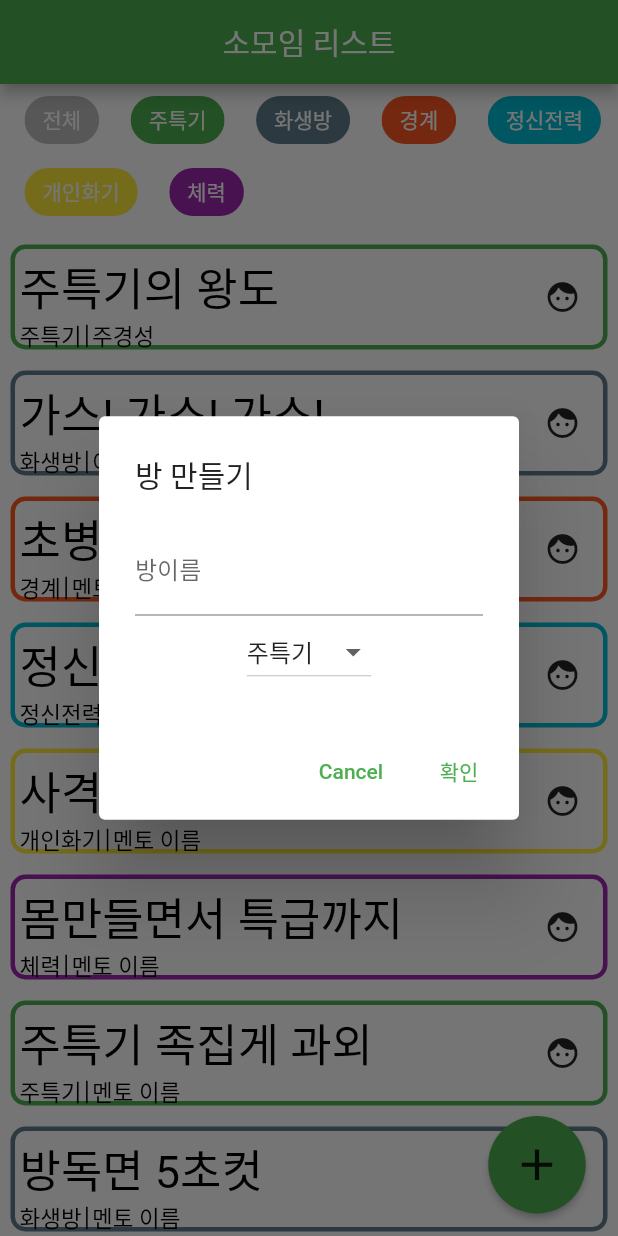
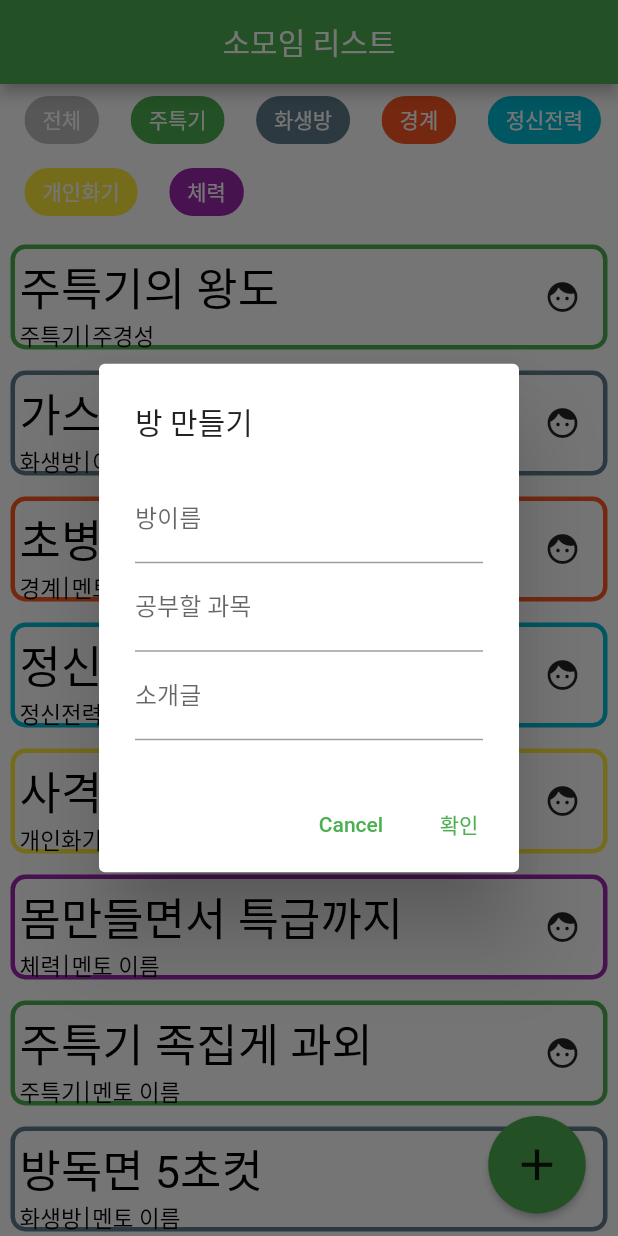
Before and after one commit to ZeVicTech/APP_BestWarrior_Warrior, a Flutter app: the RoomListPage screen opened directly, after a tap on the "add" icon, on a phone screen of 412 x 824 dp. Run offline on Flutter 3.47's test engine with Material 2 defaults, Android fonts, the phone set to English and light mode, and no system bars; our stand-ins replace cloud_firestore, firebase_auth, firebase_core, firebase_database, font_awesome_flutter, table_calendar; accounts and stored records are empty; project files that could hold a hidden picture were left out.

Commit message:
모임정보 연동

```diff
--- a/APP(Android)/best_warrior/lib/component/profile_tab.dart
+++ b/APP(Android)/best_warrior/lib/component/profile_tab.dart
@@ -63,15 +63,15 @@ class _ProfileTabState extends State<ProfileTab>
   }
 
   List<Widget> _roomList = [
-    Room('주특기의 왕도', '주특기', '주경성', 0),
-    Room('가스! 가스! 가스!', '화생방', '이정호', 1),
-    Room('초병의 권한 맛좀 볼래', '경계', '멘토 이름', 2),
-    Room('정신무장', '정신전력', '멘토 이름', 3),
-    Room('사격 만발의 길', '개인화기', '멘토 이름', 4),
-    Room('몸만들면서 특급까지', '체력', '멘토 이름', 5),
-    Room('주특기 족집게 과외', '주특기', '멘토 이름', 0),
-    Room('방독면 5초컷', '화생방', '멘토 이름', 1),
-    Room('경계의 신', '경계', '멘토 이름', 2),
+    Room('주특기의 왕도', '주특기', '주경성', 1,"잘해봐요"),
+    Room('가스! 가스! 가스!', '화생방', '이정호', 2,"열심히 하는사람만"),
+    Room('초병의 권한 맛좀 볼래', '경계', '멘토 이름', 3,"화이팅 해봅시다"),
+    Room('정신무장', '정신전력', '멘토 이름', 4,"안녕하세요 정신무장"),
+    Room('사격 만발의 길', '개인화기', '멘토 이름', 5,"안녕하세요 사격만발의 길"),
+    Room('몸만들면서 특급까지', '체력', '멘토 이름', 6,"안녕하세요 특급"),
+    Room('주특기 족집게 과외', '주특기', '멘토 이름', 1,"안녕하세요"),
+    Room('방독면 5초컷', '화생방', '멘토 이름', 2,"안녕하세요"),
+    Room('경계의 신', '경계', '멘토 이름', 3,"안녕하세요"),
   ];
 
 
--- a/APP(Android)/best_warrior/lib/component/room.dart
+++ b/APP(Android)/best_warrior/lib/component/room.dart
@@ -10,7 +10,8 @@ class Room extends StatelessWidget {
   String _subject = '병기본 과목 이름';
   String _mentor = '멘토 이름';
   int subjectCode;
-  Room(this._name, this._subject, this._mentor, this.subjectCode);
+  String introduce;
+  Room(this._name, this._subject, this._mentor, this.subjectCode, this.introduce);
 
   @override
   Widget build(BuildContext context) {
--- a/APP(Android)/best_warrior/lib/pages/room_list_page.dart
+++ b/APP(Android)/best_warrior/lib/pages/room_list_page.dart
@@ -1,9 +1,11 @@
 import 'package:best_warrior/component/room.dart';
+import 'package:firebase_database/firebase_database.dart';
 import 'package:flutter/material.dart';
 import 'package:flutter/painting.dart';
 import 'package:flutter/src/widgets/container.dart';
 import 'package:flutter/src/widgets/framework.dart';
 import 'package:flutter/widgets.dart';
+import 'package:best_warrior/component/User.dart';
 
 class RoomListPage extends StatefulWidget {
   const RoomListPage({super.key});
@@ -15,6 +17,11 @@ class RoomListPage extends StatefulWidget {
 class _RoomListPageState extends State<RoomListPage> {
   int selectedIndex = 0; //전체방을 보기위한 인덱스
   final TextEditingController _controller_rname = TextEditingController();
+  final TextEditingController _controller_study = TextEditingController();
+  final TextEditingController _controller_intdc = TextEditingController();
+  DatabaseReference ref = FirebaseDatabase.instance.ref("ROOM");
+  User user = User();
+
   List<String> dropdownList = ['주특기', '화생방', '경계', '정신전력', '개인화기', '체력'];
   String selectedDropdown = '주특기';
 
@@ -29,15 +36,15 @@ class _RoomListPageState extends State<RoomListPage> {
   ];
 
   List<Room> _roomList = [
-    Room('주특기의 왕도', '주특기', '주경성', 1),
-    Room('가스! 가스! 가스!', '화생방', '이정호', 2),
-    Room('초병의 권한 맛좀 볼래', '경계', '멘토 이름', 3),
-    Room('정신무장', '정신전력', '멘토 이름', 4),
-    Room('사격 만발의 길', '개인화기', '멘토 이름', 5),
-    Room('몸만들면서 특급까지', '체력', '멘토 이름', 6),
-    Room('주특기 족집게 과외', '주특기', '멘토 이름', 1),
-    Room('방독면 5초컷', '화생방', '멘토 이름', 2),
-    Room('경계의 신', '경계', '멘토 이름', 3),
+    Room('주특기의 왕도', '주특기', '주경성', 1,"잘해봐요"),
+    Room('가스! 가스! 가스!', '화생방', '이정호', 2,"열심히 하는사람만"),
+    Room('초병의 권한 맛좀 볼래', '경계', '멘토 이름', 3,"화이팅 해봅시다"),
+    Room('정신무장', '정신전력', '멘토 이름', 4,"안녕하세요 정신무장"),
+    Room('사격 만발의 길', '개인화기', '멘토 이름', 5,"안녕하세요 사격만발의 길"),
+    Room('몸만들면서 특급까지', '체력', '멘토 이름', 6,"안녕하세요 특급"),
+    Room('주특기 족집게 과외', '주특기', '멘토 이름', 1,"안녕하세요"),
+    Room('방독면 5초컷', '화생방', '멘토 이름', 2,"안녕하세요"),
+    Room('경계의 신', '경계', '멘토 이름', 3,"안녕하세요"),
   ];
 
   @override
@@ -88,22 +95,16 @@ class _RoomListPageState extends State<RoomListPage> {
                                               decoration: InputDecoration(
                                                 labelText: "방이름",
                                               )),
-                                          DropdownButton(
-                                            //과목이름
-                                            value: selectedDropdown,
-                                            items:
-                                                dropdownList.map((String item) {
-                                              return DropdownMenuItem<String>(
-                                                child: Text('$item'),
-                                                value: item,
-                                              );
-                                            }).toList(),
-                                            onChanged: (dynamic value) {
-                                              setState(() {
-                                                selectedDropdown = value;
-                                              });
-                                            },
-                                          ),
+                                          TextField(
+                                              controller: _controller_study,
+                                              decoration: InputDecoration(
+                                                labelText: "공부할 과목",
+                                              )),
+                                          TextField(
+                                              controller: _controller_intdc,
+                                              decoration: InputDecoration(
+                                                labelText: "소개글",
+                                              )),
                                         ]),
                                     actions: [
                                       TextButton(
@@ -112,56 +113,7 @@ class _RoomListPageState extends State<RoomListPage> {
                                           Navigator.of(context).pop();
                                         },
                                       ),
-                                      TextButton(
-                                        child: const Text('확인'),
-                                        onPressed: () {
-                                          switch (selectedDropdown) {
-                                            case "주특기":
-                                              _roomList.add(Room(
-                                                  _controller_rname.text,
-                                                  selectedDropdown,
-                                                  "엄득용",
-                                                  1));
-                                              break;
-                                            case "화생방":
-                                              _roomList.add(Room(
-                                                  _controller_rname.text,
-                                                  selectedDropdown,
-                                                  "엄득용",
-                                                  2));
-                                              break;
-                                            case "경계":
-                                              _roomList.add(Room(
-                                                  _controller_rname.text,
-                                                  selectedDropdown,
-                                                  "엄득용",
-                                                  3));
-                                              break;
-                                            case "정신전력":
-                                              _roomList.add(Room(
-                                                  _controller_rname.text,
-                                                  selectedDropdown,
-                                                  "엄득용",
-                                                  4));
-                                              break;
-                                            case "개인화기":
-                                              _roomList.add(Room(
-                                                  _controller_rname.text,
-                                                  selectedDropdown,
-                                                  "엄득용",
-                                                  5));
-                                              break;
-                                            case "체력":
-                                              _roomList.add(Room(
-                                                  _controller_rname.text,
-                                                  selectedDropdown,
-                                                  "엄득용",
-                                                  6));
-                                              break;
-                                          }
-                                          Navigator.of(context).pop();
-                                        },
-                                      ),
+                                      setrooms() //방정보 저장
                                     ],
                                   );
                                 });
@@ -205,6 +157,73 @@ class _RoomListPageState extends State<RoomListPage> {
     }
     return rooms;
   }
+
+  Future<void> createroom(snapshot) async {
+    await ref.update({
+      _controller_rname.text: {
+        "방이름": _controller_rname.text,
+        "과목": _controller_study.text,
+        "멘토이름": snapshot.data[2],
+        "소개글":_controller_intdc.text
+      }
+    });
+  }
+
+  Widget setrooms() {
+    return FutureBuilder(
+        future: user.userinfo(),
+        builder: (BuildContext context, AsyncSnapshot snapshot) {
+          //해당 부분은 data를 아직 받아 오지 못했을 때 실행되는 부분
+          if (snapshot.hasData == false) {
+            return CircularProgressIndicator(); // CircularProgressIndicator : 로딩 에니메이션
+          } else {
+            return TextButton(
+              child: const Text('확인'),
+              onPressed: () {
+                switch (_controller_study.text) {
+                  case "주특기":
+                    _roomList.add(Room(_controller_rname.text,
+                        _controller_study.text, snapshot.data[2], 1,_controller_intdc.text));
+                    createroom(snapshot);
+                    Navigator.of(context).pop();
+                    break;
+                  case "화생방":
+                    _roomList.add(Room(_controller_rname.text,
+                        _controller_study.text, snapshot.data[2], 2,_controller_intdc.text));
+                    createroom(snapshot);
+                    Navigator.of(context).pop();
+                    break;
+                  case "경계":
+                    _roomList.add(Room(_controller_rname.text,
+                        _controller_study.text, snapshot.data[2], 3,_controller_intdc.text));
+                    createroom(snapshot);
+                    Navigator.of(context).pop();
+                    break;
+                  case "정신전력":
+                    _roomList.add(Room(_controller_rname.text,
+                        _controller_study.text, snapshot.data[2], 4,_controller_intdc.text));
+                    createroom(snapshot);
+                    Navigator.of(context).pop();
+                    break;
+                  case "개인화기":
+                    _roomList.add(Room(_controller_rname.text,
+                        _controller_study.text, snapshot.data[2], 5,_controller_intdc.text));
+                    createroom(snapshot);
+                    Navigator.of(context).pop();
+                    break;
+                  case "체력":
+                    _roomList.add(Room(_controller_rname.text,
+                        _controller_study.text, snapshot.data[2], 6,_controller_intdc.text));
+                    createroom(snapshot);
+                    Navigator.of(context).pop();
+                    break;
+                  default:
+                }
+              },
+            );
+          }
+        });
+  }
 }
 
 class Tech {
```
